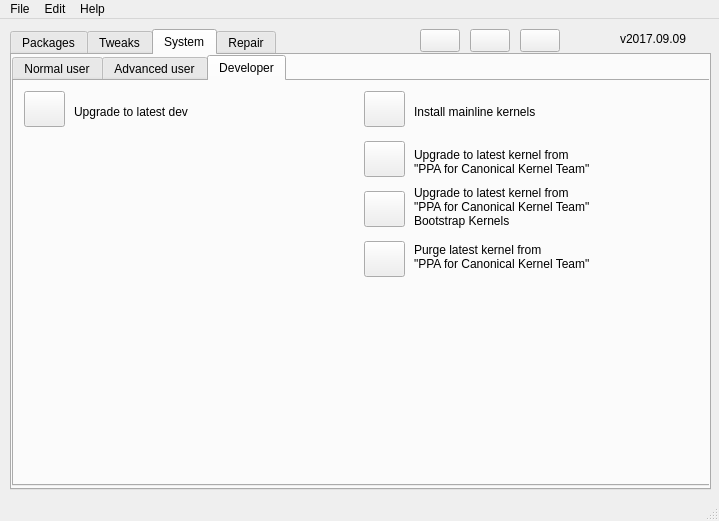
This is mainwindow.ui in adgellida/ubunsys as Qt 5 draws it before an edit. The edited form follows.
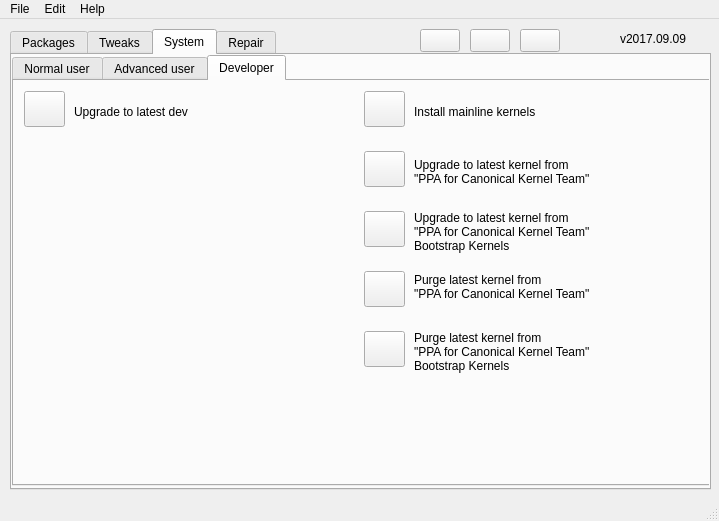
This is the edited form. The open tabs and pages were chosen to show the change. Icons and pictures are not drawn.

```diff
--- a/mainwindow.ui
+++ b/mainwindow.ui
@@ -2262,9 +2262,9 @@
         <property name="geometry">
          <rect>
           <x>60</x>
-          <y>20</y>
+          <y>10</y>
           <width>311</width>
-          <height>21</height>
+          <height>41</height>
          </rect>
         </property>
         <property name="font">
@@ -2319,7 +2319,7 @@
         <property name="geometry">
          <rect>
           <x>350</x>
-          <y>60</y>
+          <y>70</y>
           <width>41</width>
           <height>36</height>
          </rect>
@@ -2357,7 +2357,7 @@
         <property name="geometry">
          <rect>
           <x>350</x>
-          <y>160</y>
+          <y>190</y>
           <width>41</width>
           <height>36</height>
          </rect>
@@ -2392,7 +2392,7 @@
         <property name="geometry">
          <rect>
           <x>400</x>
-          <y>150</y>
+          <y>180</y>
           <width>341</width>
           <height>51</height>
          </rect>
@@ -2415,7 +2415,7 @@
         <property name="geometry">
          <rect>
           <x>350</x>
-          <y>110</y>
+          <y>130</y>
           <width>41</width>
           <height>36</height>
          </rect>
@@ -2450,7 +2450,7 @@
         <property name="geometry">
          <rect>
           <x>400</x>
-          <y>60</y>
+          <y>70</y>
           <width>341</width>
           <height>41</height>
          </rect>
@@ -2470,9 +2470,9 @@
         <property name="geometry">
          <rect>
           <x>400</x>
-          <y>100</y>
+          <y>120</y>
           <width>341</width>
-          <height>51</height>
+          <height>61</height>
          </rect>
         </property>
         <property name="font">
@@ -2544,6 +2544,65 @@
          <bool>false</bool>
         </property>
        </widget>
+       <widget class="QPushButton" name="purgeMainlineKernels_2">
+        <property name="enabled">
+         <bool>true</bool>
+        </property>
+        <property name="geometry">
+         <rect>
+          <x>350</x>
+          <y>250</y>
+          <width>41</width>
+          <height>36</height>
+         </rect>
+        </property>
+        <property name="toolTip">
+         <string>&lt;html&gt;&lt;head/&gt;&lt;body&gt;&lt;p&gt;&lt;span style=&quot; font-family:'monospace'; font-size:12px; color:#333333; background-color:#ffffff;&quot;&gt;Purges &amp;quot;PPA for Canonical Kernel Team&amp;quot;&lt;/span&gt;&lt;/p&gt;&lt;p&gt;&lt;span style=&quot; font-family:'monospace'; font-size:12px; color:#333333; background-color:#ffffff;&quot;&gt;and &amp;quot;PPA for Canonical Kernel Team&amp;quot; Bootstrap kernels&lt;/span&gt;&lt;/p&gt;&lt;/body&gt;&lt;/html&gt;</string>
+        </property>
+        <property name="whatsThis">
+         <string/>
+        </property>
+        <property name="text">
+         <string/>
+        </property>
+        <property name="icon">
+         <iconset resource="ubunsys.qrc">
+          <normaloff>:/images/orange-up-24.png</normaloff>:/images/orange-up-24.png</iconset>
+        </property>
+        <property name="iconSize">
+         <size>
+          <width>30</width>
+          <height>30</height>
+         </size>
+        </property>
+        <property name="shortcut">
+         <string/>
+        </property>
+        <property name="checkable">
+         <bool>false</bool>
+        </property>
+       </widget>
+       <widget class="QLabel" name="label_45">
+        <property name="geometry">
+         <rect>
+          <x>400</x>
+          <y>240</y>
+          <width>341</width>
+          <height>61</height>
+         </rect>
+        </property>
+        <property name="font">
+         <font>
+          <weight>50</weight>
+          <bold>false</bold>
+         </font>
+        </property>
+        <property name="text">
+         <string>Purge latest kernel from
+&quot;PPA for Canonical Kernel Team&quot;
+Bootstrap Kernels</string>
+        </property>
+       </widget>
       </widget>
      </widget>
     </widget>
```
Left out of the diff: 30 changed lines with no effect on the pictures.
